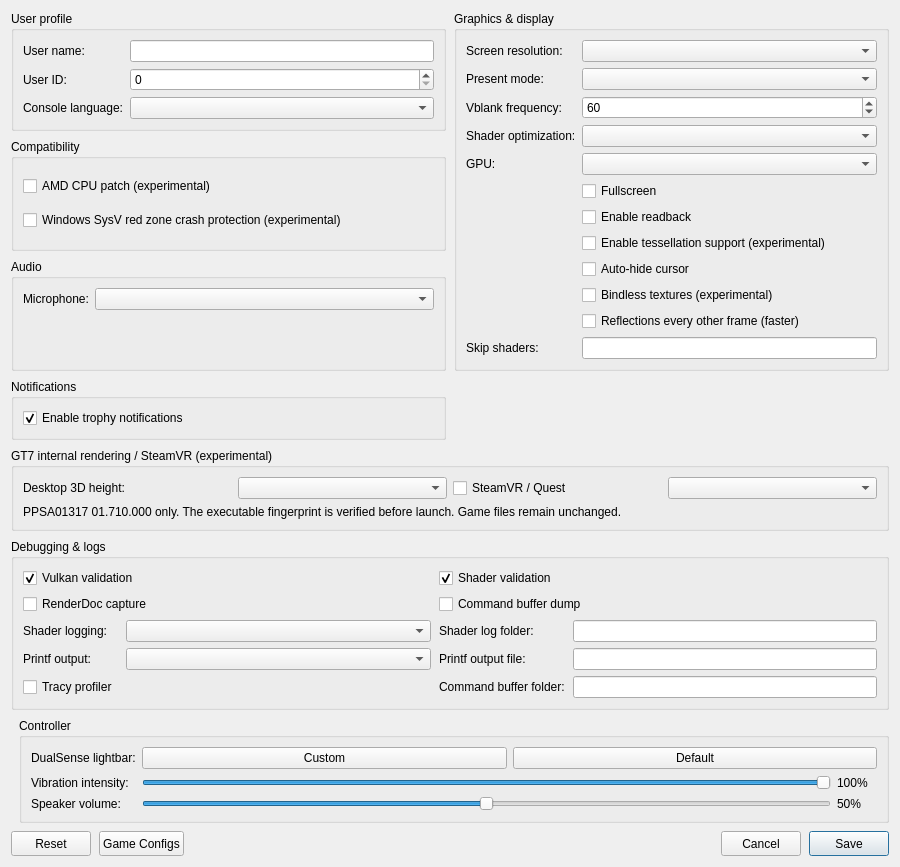
Old version of the form src/launcher/forms/configuration_edit_dialog.ui in the repository masterzhang233/KytyPS5-GT7.
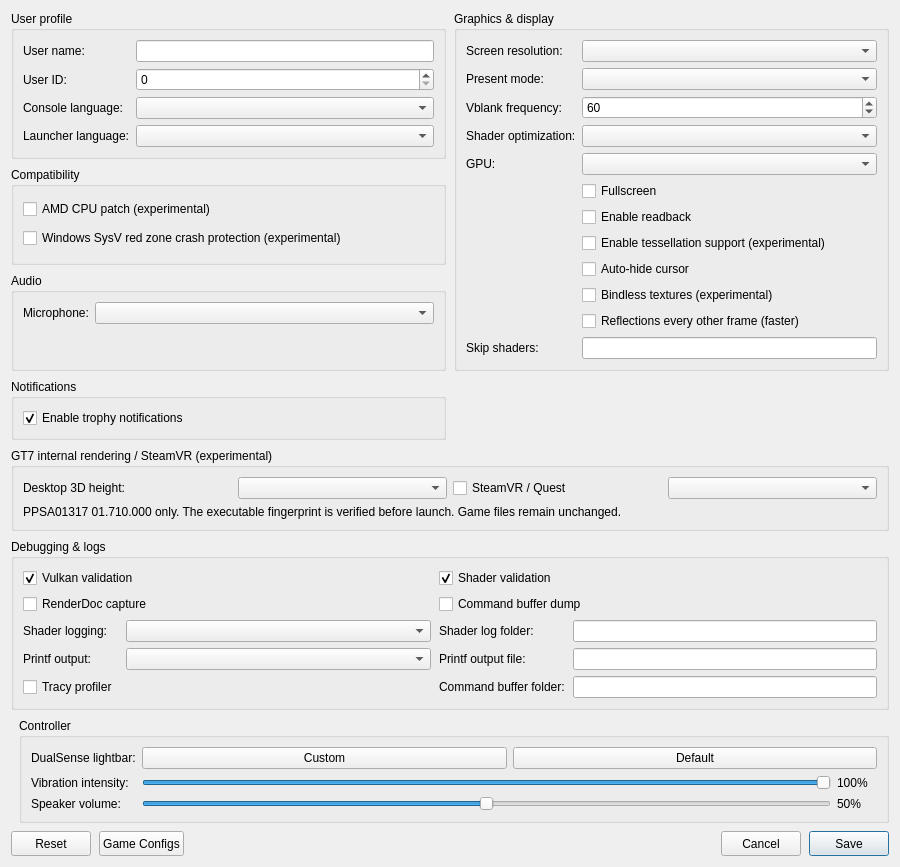
New version of the form. Custom widgets are drawn as their Qt base class.

Commit message: Add Chinese-first launcher and GT7 diagnostics

The edit to the form file:
```diff
--- a/src/launcher/forms/configuration_edit_dialog.ui
+++ b/src/launcher/forms/configuration_edit_dialog.ui
@@ -72,6 +72,16 @@
           <property name="toolTip"><string>Language</string></property>
          </widget>
         </item>
+        <item row="3" column="0">
+         <widget class="QLabel" name="label_launcher_language">
+          <property name="text"><string>Launcher language:</string></property>
+         </widget>
+        </item>
+        <item row="3" column="1">
+         <widget class="QComboBox" name="comboBox_launcher_language">
+          <property name="toolTip"><string>Interface language; applies after restarting the launcher</string></property>
+         </widget>
+        </item>
        </layout>
       </widget>
      </item>
```
The commit also changes 23 other files.
